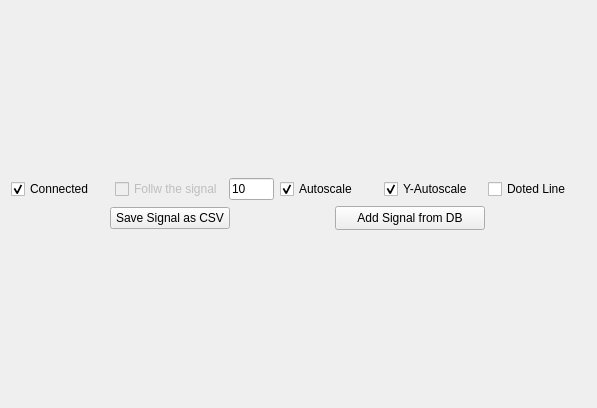
This is graphicwindow.ui in RauchendeKanonen/qcanobserver as Qt 5 draws it before an edit. The edited form follows.
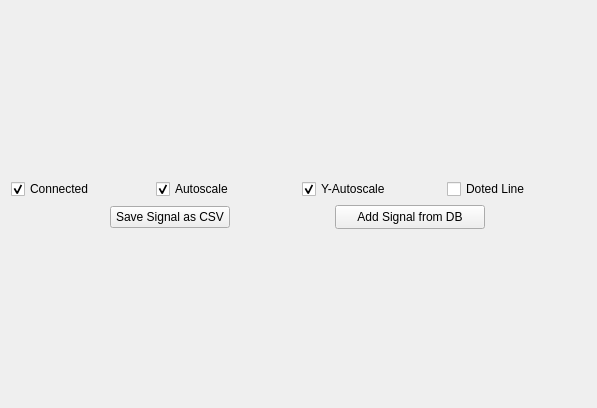
This is the edited form.

Diff of the .ui file:
```diff
--- a/graphicwindow.ui
+++ b/graphicwindow.ui
@@ -31,29 +31,6 @@
          </property>
         </widget>
        </item>
-       <item>
-        <widget class="QCheckBox" name="FollowCheckBox">
-         <property name="enabled">
-          <bool>false</bool>
-         </property>
-         <property name="text">
-          <string>Follw the signal</string>
-         </property>
-        </widget>
-       </item>
-       <item>
-        <widget class="QLineEdit" name="FollowTimeEdit">
-         <property name="maximumSize">
-          <size>
-           <width>45</width>
-           <height>16777215</height>
-          </size>
-         </property>
-         <property name="text">
-          <string>10</string>
-         </property>
-        </widget>
-       </item>
        <item>
         <widget class="QCheckBox" name="AutoScalecheckBox">
          <property name="text">
```
